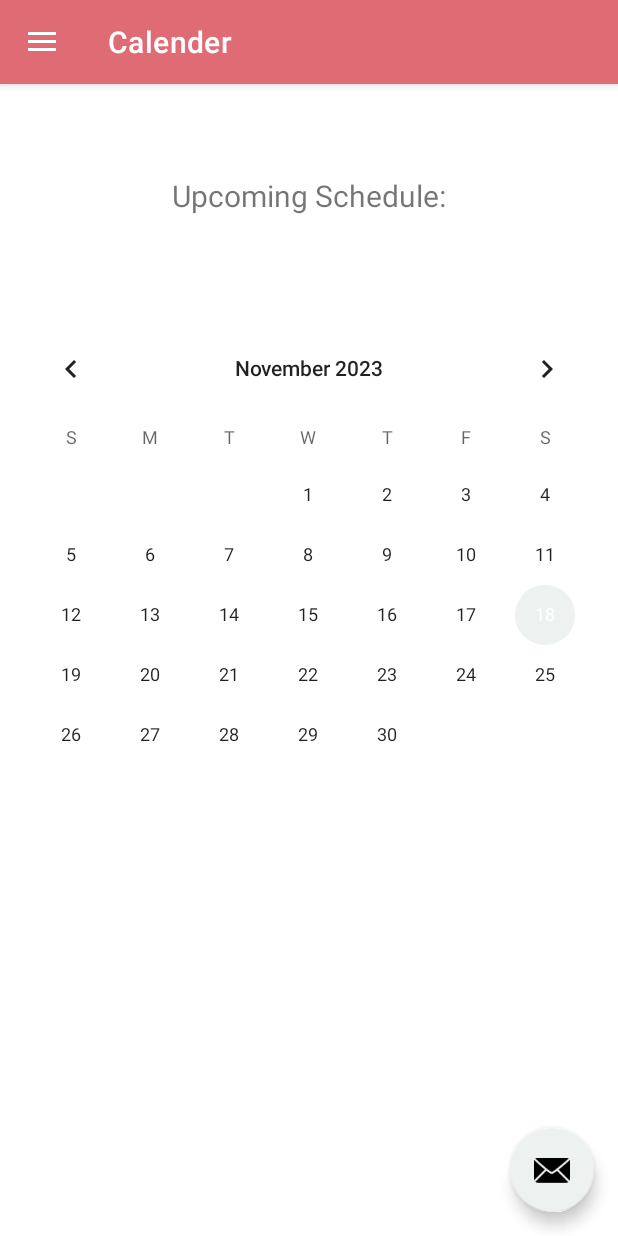
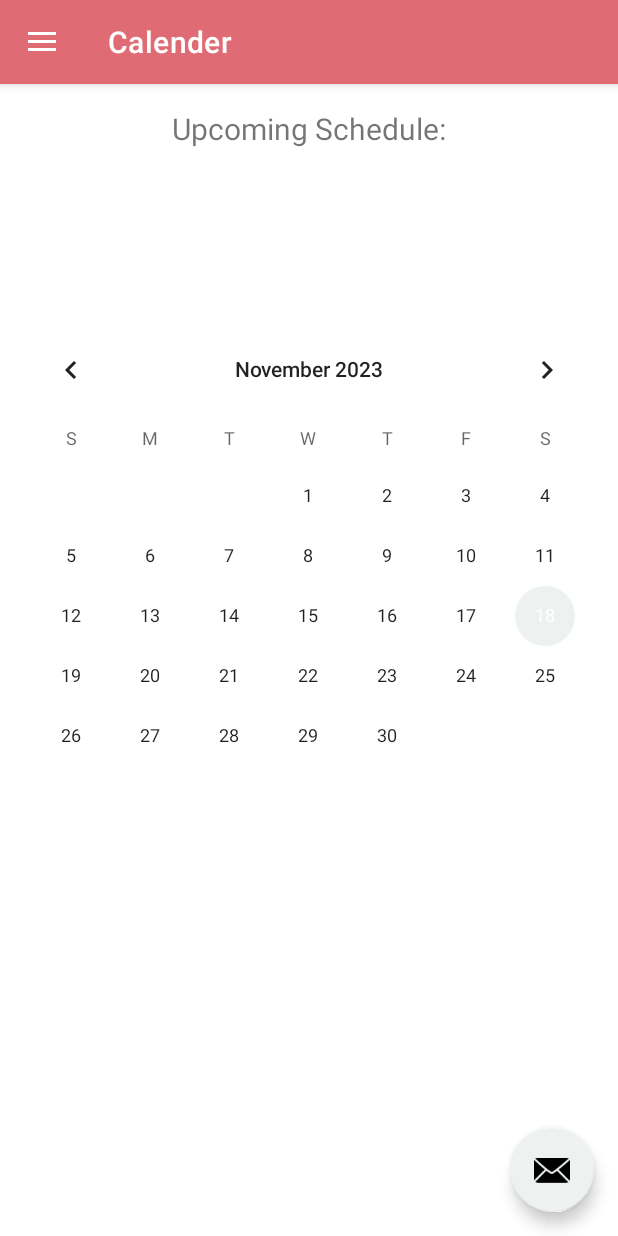
Before and after one commit to emilroy4/team1, an Android app: the screen it shows after launch (MainActivity), in the side drawer, after a tap on "Calender", on a phone screen of 412 x 824 dp. Run offline under Robolectric (Android 15) with nearby library versions, the phone set to English and light mode, and no system bars; our stand-ins replace navigation-ui; 1 statement that could not run was skipped.

```diff
--- a/app/src/main/res/layout/fragment_calender.xml
+++ b/app/src/main/res/layout/fragment_calender.xml
@@ -10,13 +10,13 @@
         android:id="@+id/text_calender"
         android:layout_width="409dp"
         android:layout_height="56dp"
-        android:layout_marginStart="1dp"
-        android:layout_marginTop="42dp"
-        android:layout_marginEnd="1dp"
-        android:layout_marginBottom="633dp"
+        android:layout_marginStart="8dp"
+        android:layout_marginTop="8dp"
+        android:layout_marginEnd="8dp"
+        android:layout_marginBottom="47dp"
         android:textAlignment="center"
         android:textSize="20sp"
-        app:layout_constraintBottom_toBottomOf="parent"
+        app:layout_constraintBottom_toTopOf="@+id/calendarView"
         app:layout_constraintEnd_toEndOf="parent"
         app:layout_constraintStart_toStartOf="parent"
         app:layout_constraintTop_toTopOf="parent" />
```
